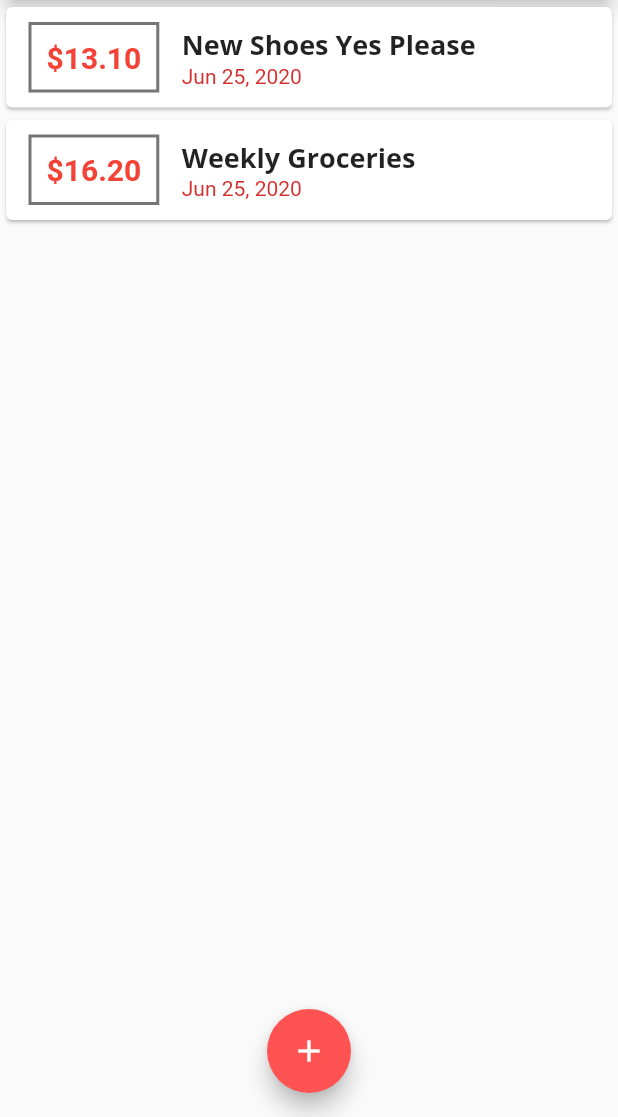
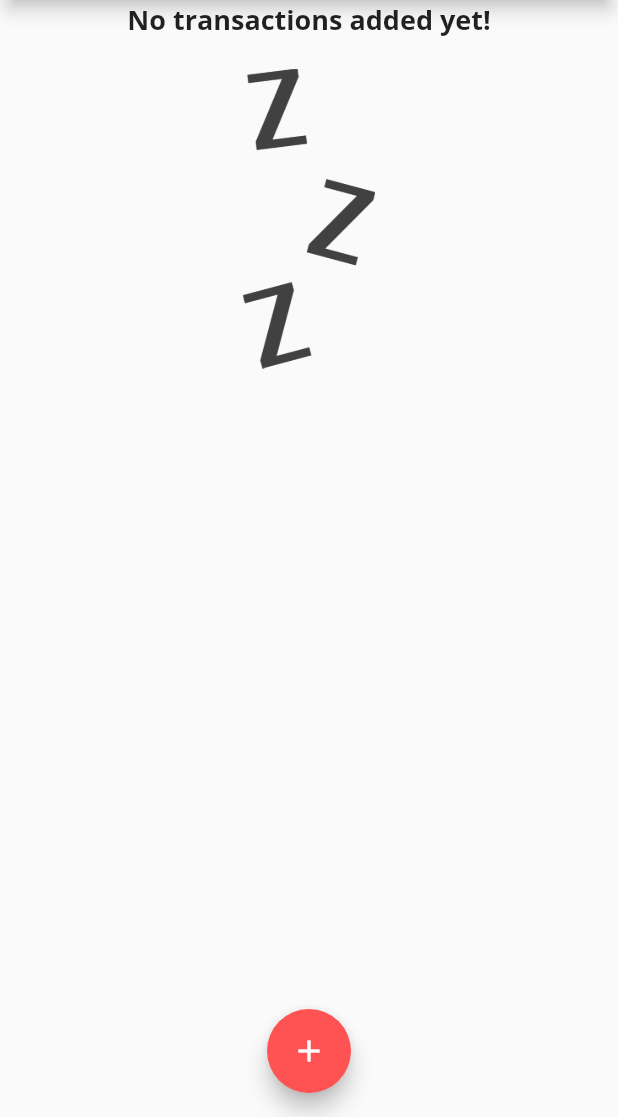
Before and after one commit to ahamzatariq/personal_expenses_app, a Flutter app: the screen it shows after launch, on a phone screen of 412 x 824 dp, the part 119-1236 px from its top. Run offline on Flutter 3.47's test engine with Material 2 defaults, Android fonts, the phone set to English and light mode, and no system bars; Roboto replaces fonts that are missing (Open Sans).

Commit message:
At Lecture 33. The list now shows a picture when no transaction has been saved, and when a transaction is saved, the list takes its usual form. New concepts: - Image.asset

```diff
--- a/lib/main.dart
+++ b/lib/main.dart
@@ -39,16 +39,16 @@ class MyHomePage extends StatefulWidget {
 
 class _MyHomePageState extends State<MyHomePage> {
   final List<Transaction> _userTransaction = [
-    Transaction(
-        id: 't1',
-        title: 'New Shoes Yes Please',
-        amount: 13.1,
-        date: DateTime.now()),
-    Transaction(
-        id: 't2',
-        title: 'Weekly Groceries',
-        amount: 16.2,
-        date: DateTime.now()),
+//    Transaction(
+//        id: 't1',
+//        title: 'New Shoes Yes Please',
+//        amount: 13.1,
+//        date: DateTime.now()),
+//    Transaction(
+//        id: 't2',
+//        title: 'Weekly Groceries',
+//        amount: 16.2,
+//        date: DateTime.now()),
   ];
 
   void _addNewTransaction(String title, double amount) {
--- a/lib/widgets/transaction_list.dart
+++ b/lib/widgets/transaction_list.dart
@@ -1,3 +1,4 @@
+import 'package:flutter/cupertino.dart';
 import 'package:flutter/material.dart';
 import 'package:intl/intl.dart';
 
@@ -5,13 +6,31 @@ import '../models/transaction.dart';
 
 class TransactionList extends StatelessWidget {
   final List<Transaction> transactions;
+
   TransactionList(this.transactions);
 
   @override
   Widget build(BuildContext context) {
     return Container(
-      height: 350,
-      child: ListView.builder(
+      height: 300,
+      child: transactions.isEmpty
+          ? Column(
+              children: <Widget>[
+                Text('No transactions added yet!',
+                    style: Theme.of(context).textTheme.title),
+                SizedBox(
+                  height: 20,
+                ),
+                Container(
+                  height: 200,
+                  child: Image.asset(
+                    'assets/images/waiting.png',
+                    fit: BoxFit.cover,
+                  ),
+                ),
+              ],
+            )
+          : ListView.builder(
               itemBuilder: (ctx, index) {
                 return Card(
                     child: Row(children: <Widget>[
@@ -38,7 +57,8 @@ class TransactionList extends StatelessWidget {
                       ),
                       Text(
                         DateFormat.yMMMd().format(transactions[index].date),
-                      style: TextStyle(color: Theme.of(context).primaryColorDark),
+                        style: TextStyle(
+                            color: Theme.of(context).primaryColorDark),
                       ),
                     ],
                   )
--- a/pubspec.yaml
+++ b/pubspec.yaml
@@ -45,9 +45,8 @@ flutter:
   uses-material-design: true
 
   # To add assets to your application, add an assets section, like this:
-  # assets:
-  #   - images/a_dot_burr.jpeg
-  #   - images/a_dot_ham.jpeg
+  assets:
+    - assets/images/waiting.png
 
   # An image asset can refer to one or more resolution-specific "variants", see
   # https://flutter.dev/assets-and-images/#resolution-aware.
```
Also changed, not shown: assets/fonts/OpenSans-Bold.ttf (renamed from assests/fonts/OpenSans-Bold.ttf), assets/fonts/OpenSans-Regular.ttf (renamed from assests/fonts/OpenSans-Regular.ttf), assets/fonts/Quicksand-Bold.ttf (renamed from assests/fonts/Quicksand-Bold.ttf), assets/fonts/Quicksand-Light.ttf (renamed from assests/fonts/Quicksand-Light.ttf), assets/fonts/Quicksand-Medium.ttf (renamed from assests/fonts/Quicksand-Medium.ttf), assets/fonts/Quicksand-Regular.ttf (renamed from assests/fonts/Quicksand-Regular.ttf), assets/images/waiting.png (added). Lines whose indentation alone changed are shown as unchanged.
